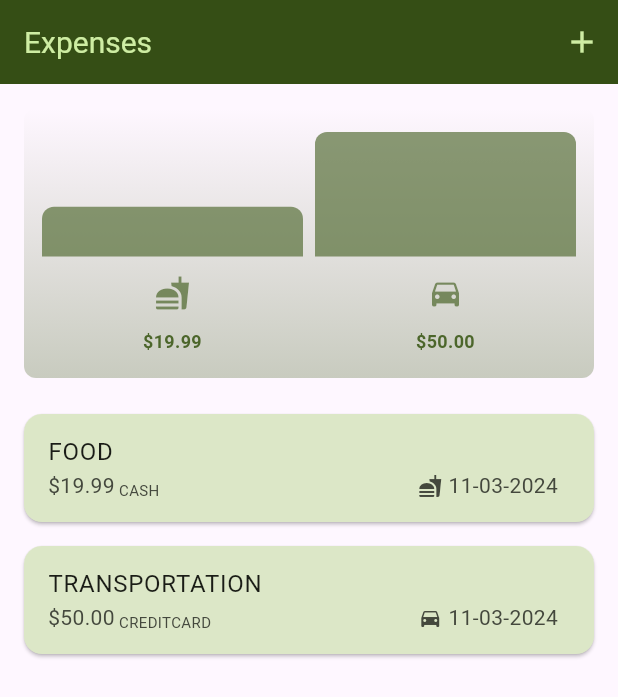
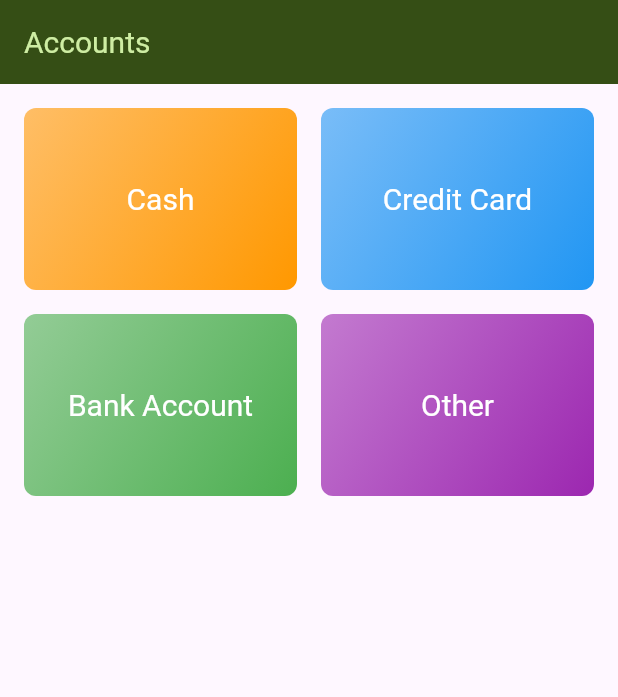
Before and after one commit to sebasnavarrete/expense_tracker, a Flutter app: the screen it shows after launch, on a phone screen of 412 x 824 dp. Shown: the top 697 px of the screen. Run offline on Flutter 3.47's test engine with Material 3 defaults, Android fonts, the phone set to English and light mode, and no system bars; our stand-ins replace google_fonts.

Commit message:
V0.11: Folder structure and accounts screen start

```diff
--- /dev/null
+++ b/lib/data/dummy_data.dart
@@ -0,0 +1,63 @@
+import 'package:expense_tracker/models/account.dart';
+import 'package:expense_tracker/models/expese.dart';
+import 'package:flutter/material.dart';
+
+List<Expense> dummyExpenses = [
+  Expense(
+    amount: 19.99,
+    date: DateTime.now(),
+    category: Category.food,
+    account: accountByType(AccountType.cash),
+  ),
+  Expense(
+    amount: 15.00,
+    date: DateTime.now(),
+    category: Category.transportation,
+    account: accountByType(AccountType.creditCard),
+  ),
+  Expense(
+    amount: 100.00,
+    date: DateTime.now(),
+    category: Category.food,
+    account: accountByType(AccountType.bankAccount),
+  ),
+  Expense(
+    amount: 20.00,
+    date: DateTime.now(),
+    category: Category.personal,
+    account: accountByType(AccountType.creditCard),
+  ),
+  Expense(
+    amount: 10.00,
+    date: DateTime.now(),
+    category: Category.transportation,
+    account: accountByType(AccountType.bankAccount),
+  ),
+];
+
+const List<Account> dummyAccounts = [
+  Account(
+    id: '1',
+    name: 'Cash',
+    accountType: AccountType.cash,
+    color: Colors.orange,
+  ),
+  Account(
+    id: '2',
+    name: 'Credit Card',
+    accountType: AccountType.creditCard,
+    color: Colors.blue,
+  ),
+  Account(
+    id: '3',
+    name: 'Bank Account',
+    accountType: AccountType.bankAccount,
+    color: Colors.green,
+  ),
+  Account(
+    id: '4',
+    name: 'Other',
+    accountType: AccountType.other,
+    color: Colors.purple,
+  ),
+];
--- /dev/null
+++ b/lib/models/account.dart
@@ -0,0 +1,28 @@
+import 'package:expense_tracker/data/dummy_data.dart';
+import 'package:flutter/material.dart';
+
+enum AccountType {
+  cash,
+  creditCard,
+  bankAccount,
+  other,
+}
+
+class Account {
+  const Account({
+    required this.id,
+    required this.name,
+    required this.accountType,
+    this.color = Colors.orange,
+  });
+
+  final String id;
+  final String name;
+  final AccountType accountType;
+  final Color color;
+}
+
+accountByType(AccountType accountType) {
+  const accounts = dummyAccounts;
+  return accounts.firstWhere((account) => account.accountType == accountType);
+}
--- a/lib/models/expese.dart
+++ b/lib/models/expese.dart
@@ -1,3 +1,4 @@
+import 'package:expense_tracker/models/account.dart';
 import 'package:flutter/material.dart';
 import 'package:intl/intl.dart';
 import 'package:uuid/uuid.dart';
@@ -15,13 +16,6 @@ enum Category {
   entertainment,
   savings,
   investments,
-  other,
-}
-
-enum Account {
-  cash,
-  creditCard,
-  bankAccount,
   other,
 }
 
@@ -64,7 +58,7 @@ class ExpenseBucket {
 
   ExpenseBucket.forCategory(List<Expense> allExpenses, this.category)
       : expenses = allExpenses.where((e) => e.category == category).toList(),
-        account = Account.other;
+        account = accountByType(AccountType.other);
 
   ExpenseBucket.forAccount(List<Expense> allExpenses, this.account)
       : expenses = allExpenses.where((e) => e.account == account).toList(),
--- /dev/null
+++ b/lib/screens/accounts_screen.dart
@@ -0,0 +1,29 @@
+import 'package:expense_tracker/data/dummy_data.dart';
+import 'package:expense_tracker/widgets/account_grid.dart';
+import 'package:flutter/material.dart';
+
+class AccountsScreen extends StatelessWidget {
+  const AccountsScreen({super.key});
+
+  @override
+  Widget build(BuildContext context) {
+    return Scaffold(
+      appBar: AppBar(
+        title: const Text('Accounts'),
+      ),
+      body: GridView(
+        padding: const EdgeInsets.all(16),
+        gridDelegate: const SliverGridDelegateWithFixedCrossAxisCount(
+          crossAxisCount: 2,
+          childAspectRatio: 3 / 2,
+          crossAxisSpacing: 16,
+          mainAxisSpacing: 16,
+        ),
+        children: [
+          for (final account in dummyAccounts)
+            AccountGridItem(account: account),
+        ],
+      ),
+    );
+  }
+}
--- a/lib/expenses.dart
+++ b/lib/screens/expenses_screen.dart
@@ -1,34 +1,23 @@
-import 'package:expense_tracker/chart/chart.dart';
-import 'package:expense_tracker/expenses/expenses_list.dart';
-import 'package:expense_tracker/expenses/new_expense.dart';
+import 'package:expense_tracker/widgets/chart/chart.dart';
+import 'package:expense_tracker/data/dummy_data.dart';
+import 'package:expense_tracker/widgets/expenses/expenses_list.dart';
+import 'package:expense_tracker/widgets/expenses/new_expense.dart';
 import 'package:expense_tracker/models/expese.dart';
 import 'package:flutter/material.dart';
 
-class Expenses extends StatefulWidget {
-  const Expenses({super.key});
+class ExpensesScreen extends StatefulWidget {
+  const ExpensesScreen({super.key});
 
   @override
-  State<Expenses> createState() => _ExpensesState();
+  State<ExpensesScreen> createState() => _ExpensesScreenState();
 }
 
-class _ExpensesState extends State<Expenses> {
-  final List<Expense> _registeredExpenses = [
-    Expense(
-      amount: 19.99,
-      date: DateTime.now(),
-      category: Category.food,
-      account: Account.cash,
-    ),
-    Expense(
-      amount: 50.00,
-      date: DateTime.now(),
-      category: Category.transportation,
-      account: Account.creditCard,
-    ),
-  ];
+class _ExpensesScreenState extends State<ExpensesScreen> {
+  final List<Expense> _registeredExpenses = dummyExpenses;
 
   void _openAddExpenseForm() {
     showModalBottomSheet(
+        useSafeArea: true,
         isScrollControlled: true,
         context: context,
         builder: (ctx) {
--- /dev/null
+++ b/lib/widgets/account_grid.dart
@@ -0,0 +1,35 @@
+import 'package:expense_tracker/models/account.dart';
+import 'package:flutter/material.dart';
+
+class AccountGridItem extends StatelessWidget {
+  const AccountGridItem({
+    super.key,
+    required this.account,
+  });
+
+  final Account account;
+
+  @override
+  Widget build(BuildContext context) {
+    return Container(
+      padding: const EdgeInsets.all(16),
+      decoration: BoxDecoration(
+        gradient: LinearGradient(
+          colors: [
+            account.color.withOpacity(0.6),
+            account.color,
+          ],
+          begin: Alignment.topLeft,
+          end: Alignment.bottomRight,
+        ),
+        borderRadius: BorderRadius.circular(8),
+      ),
+      child: Column(
+        mainAxisAlignment: MainAxisAlignment.center,
+        children: [
+          Text(account.name, style: Theme.of(context).textTheme.titleLarge),
+        ],
+      ),
+    );
+  }
+}
--- a/lib/chart/chart.dart
+++ b/lib/widgets/chart/chart.dart
@@ -1,4 +1,4 @@
-import 'package:expense_tracker/chart/chart_bar.dart';
+import 'package:expense_tracker/widgets/chart/chart_bar.dart';
 import 'package:flutter/material.dart';
 import 'package:expense_tracker/models/expese.dart';
 
@@ -11,10 +11,23 @@ class Chart extends StatelessWidget {
     final List<ExpenseBucket> buckets = [];
     for (final expense in expenses) {
       if (expense.amount > 0) {
-        buckets.add(ExpenseBucket.forCategory(expenses, expense.category));
+        final existingBucket = buckets.firstWhere(
+          (bucket) => bucket.category == expense.category,
+          orElse: () => ExpenseBucket(
+            category: expense.category,
+            account: expense.account,
+            expenses: [],
+          ),
+        );
+        if (existingBucket.expenses.isEmpty) {
+          existingBucket.expenses.add(expense);
+          buckets.add(existingBucket);
+        } else {
+          final index = buckets.indexOf(existingBucket);
+          buckets[index].expenses.add(expense);
+        }
       }
     }
-
     return buckets;
   }
 
@@ -27,9 +40,7 @@ class Chart extends StatelessWidget {
           maxTotalExpense = bucket.totalExpenses;
         }
       } else {
-        print(bucket);
         buckets.remove(bucket);
-        print(buckets.length);
       }
     }
 
--- a/lib/chart/chart_bar.dart
+++ b/lib/widgets/chart/chart_bar.dart
@@ -24,7 +24,7 @@ class ChartBar extends StatelessWidget {
                   const BorderRadius.vertical(top: Radius.circular(8)),
               color: isDarkMode
                   ? Theme.of(context).colorScheme.secondary
-                  : Theme.of(context).colorScheme.primary.withOpacity(0.65),
+                  : Theme.of(context).colorScheme.primary.withOpacity(0.8),
             ),
           ),
         ),
--- a/lib/expenses/expense_item.dart
+++ b/lib/widgets/expenses/expense_item.dart
@@ -10,7 +10,16 @@ class ExpenseItem extends StatelessWidget {
   Widget build(BuildContext context) {
     return Card(
       child: ListTile(
-        title: Text(expense.category.name.toUpperCase()),
+        title: Row(
+          children: [
+            Icon(
+              categoryIcons[expense.category],
+              size: 16.0,
+            ),
+            const SizedBox(width: 4.0),
+            Text(expense.category.name.toUpperCase()),
+          ],
+        ),
         subtitle: Row(
           children: [
             Row(
@@ -29,16 +38,7 @@ class ExpenseItem extends StatelessWidget {
               ],
             ),
             const Spacer(),
-            Row(
-              children: [
-                Icon(
-                  categoryIcons[expense.category],
-                  size: 16.0,
-                ),
-                const SizedBox(width: 4.0),
-                Text(expense.formattedDate),
-              ],
-            ),
+            Text(expense.formattedDate),
           ],
         ),
       ),
--- a/lib/expenses/expenses_list.dart
+++ b/lib/widgets/expenses/expenses_list.dart
@@ -1,4 +1,4 @@
-import 'package:expense_tracker/expenses/expense_item.dart';
+import 'package:expense_tracker/widgets/expenses/expense_item.dart';
 import 'package:expense_tracker/models/expese.dart';
 import 'package:flutter/material.dart';
 
```
Also changed, not shown: lib/main.dart (+13 -4 lines), lib/widgets/expenses/new_expense.dart (renamed from lib/expenses/new_expense.dart, +54 -10 lines).
